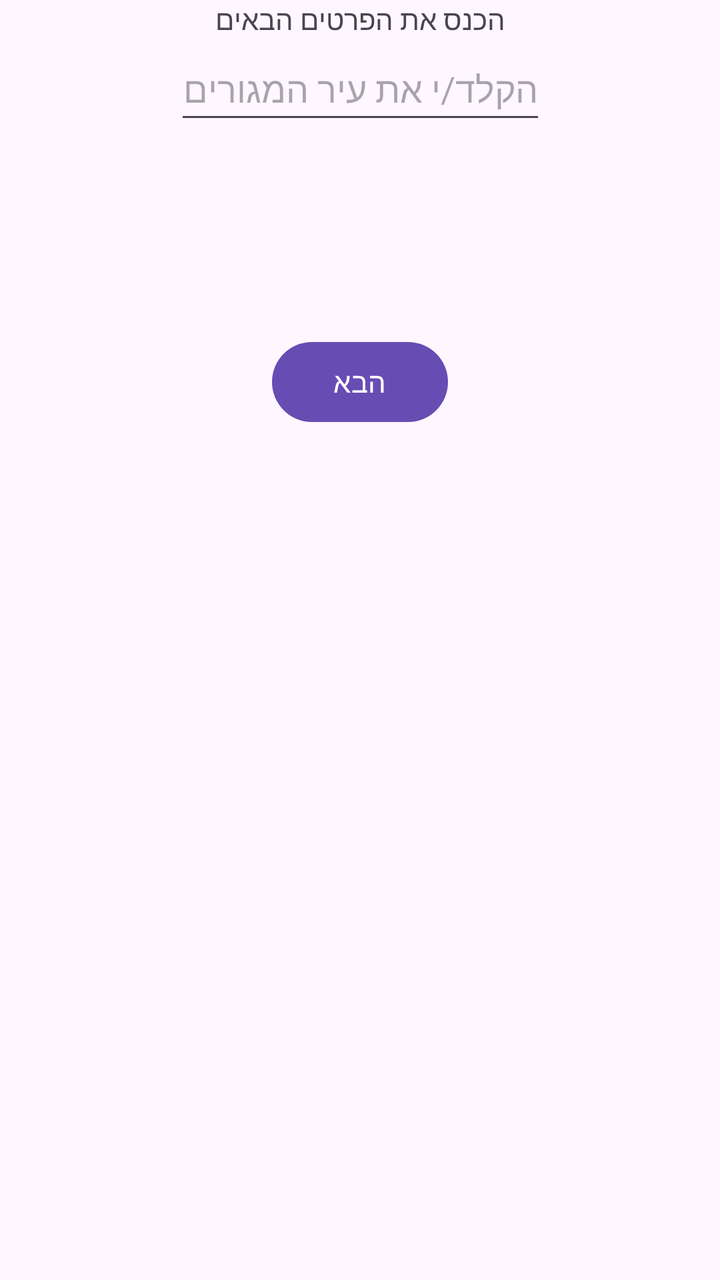
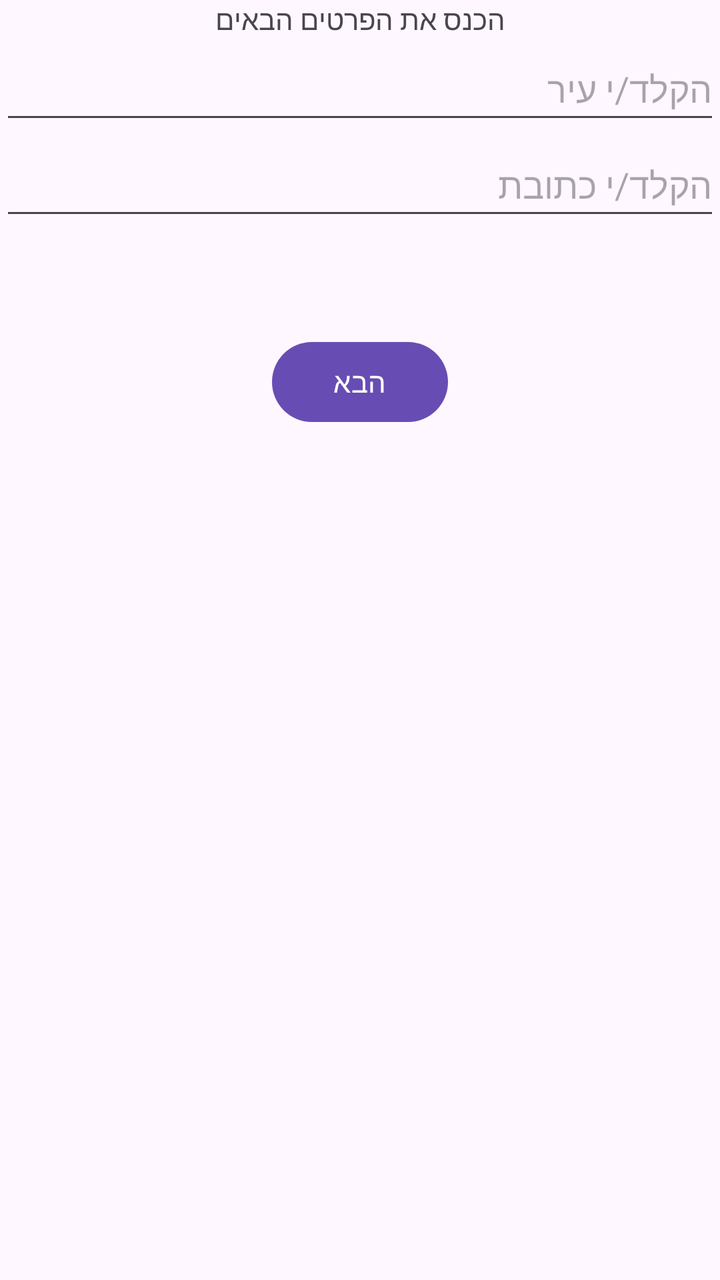

Before-and-after screenshots of an Android layout around one commit, followed by the original layout XML and the change that was made.
<!-- AndroidManifest.xml: application theme Theme.OTOTOCarsRentingApp -->
<!-- res/layout/fragment_sign_up3.xml -->
<?xml version="1.0" encoding="utf-8"?>
<androidx.constraintlayout.widget.ConstraintLayout xmlns:android="http://schemas.android.com/apk/res/android"
    xmlns:tools="http://schemas.android.com/tools"
    android:layout_width="match_parent"
    android:layout_height="match_parent"
    xmlns:app="http://schemas.android.com/apk/res-auto"
    tools:context=".auth.fragments.SignUp3Fragment">

    <TextView
        android:id="@+id/tvTitle"
        android:layout_width="wrap_content"
        android:layout_height="wrap_content"
        android:text="הכנס את הפרטים הבאים"
        app:layout_constraintEnd_toEndOf="parent"
        app:layout_constraintStart_toStartOf="parent"
        app:layout_constraintTop_toTopOf="parent" />

    <EditText
        android:id="@+id/city"
        android:layout_width="wrap_content"
        android:layout_height="wrap_content"
        android:hint="הקלד/י את עיר המגורים"
        android:minHeight="48dp"
        app:layout_constraintEnd_toEndOf="parent"
        app:layout_constraintStart_toStartOf="parent"
        app:layout_constraintTop_toBottomOf="@+id/tvTitle" />

    <Button
        android:id="@+id/btnNext"
        android:layout_width="wrap_content"
        android:layout_height="wrap_content"
        android:layout_marginTop="100dp"
        android:text="הבא"
        app:layout_constraintTop_toBottomOf="@+id/city"
        app:layout_constraintStart_toStartOf="parent"
        app:layout_constraintEnd_toEndOf="parent" />

    <TextView
        android:id="@+id/tvValidationMessage"
        android:layout_width="match_parent"
        android:layout_height="wrap_content"
        android:layout_marginTop="16dp"
        android:text="hello world"
        android:visibility="gone"
        android:textSize="14sp"
        app:layout_constraintTop_toBottomOf="@+id/btnNext"
        app:layout_constraintStart_toStartOf="parent"
        app:layout_constraintEnd_toEndOf="parent"
        />

</androidx.constraintlayout.widget.ConstraintLayout>
<!-- resources referenced by this layout -->
<resources>
  <style name="Theme.OTOTOCarsRentingApp" parent="Base.Theme.OTOTOCarsRentingApp" />
  <style name="Base.Theme.OTOTOCarsRentingApp" parent="Theme.Material3.DayNight.NoActionBar">
          
          
           <item name="colorPrimary">@color/my_primary</item>
          <item name="colorOnPrimary">@color/white</item>
          <item name="colorSecondary">@color/my_secondary</item>
          <item name="colorOnSecondary">@color/black</item>
      </style>
  <color name="my_primary">#674DB3</color>
  <color name="white">#FFFFFFFF</color>
  <color name="my_secondary">#674DB3</color>
  <color name="black">#FF000000</color>
</resources>

<!-- the commit's change to res/layout/fragment_sign_up3.xml (unified diff, before → after) -->
@@ -4,7 +4,7 @@
     android:layout_width="match_parent"
     android:layout_height="match_parent"
     xmlns:app="http://schemas.android.com/apk/res-auto"
-    tools:context=".auth.fragments.SignUp3Fragment">
+    tools:context=".auth.fragments.SignUp3AddressFragment">
 
     <TextView
         android:id="@+id/tvTitle"
@@ -17,13 +17,23 @@
 
     <EditText
         android:id="@+id/city"
-        android:layout_width="wrap_content"
+        android:layout_width="match_parent"
         android:layout_height="wrap_content"
-        android:hint="הקלד/י את עיר המגורים"
         android:minHeight="48dp"
-        app:layout_constraintEnd_toEndOf="parent"
+        android:hint="הקלד/י עיר"
+        app:layout_constraintTop_toBottomOf="@+id/tvTitle"
         app:layout_constraintStart_toStartOf="parent"
-        app:layout_constraintTop_toBottomOf="@+id/tvTitle" />
+        app:layout_constraintEnd_toEndOf="parent" />
+
+    <EditText
+        android:id="@+id/address"
+        android:layout_width="match_parent"
+        android:layout_height="wrap_content"
+        android:minHeight="48dp"
+        android:hint="הקלד/י כתובת"
+        app:layout_constraintTop_toBottomOf="@+id/city"
+        app:layout_constraintStart_toStartOf="parent"
+        app:layout_constraintEnd_toEndOf="parent" />
 
     <Button
         android:id="@+id/btnNext"
@@ -34,6 +44,7 @@
         app:layout_constraintTop_toBottomOf="@+id/city"
         app:layout_constraintStart_toStartOf="parent"
         app:layout_constraintEnd_toEndOf="parent" />
+
 
     <TextView
         android:id="@+id/tvValidationMessage"
